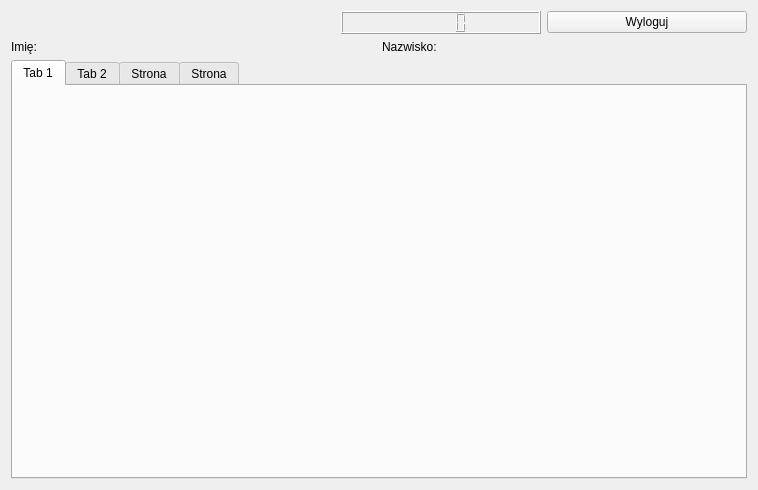
Before: the Qt Designer form qtdatabase/prowadzacyokno.ui in pmazurek300/QtDatabase, drawn with Qt 5.
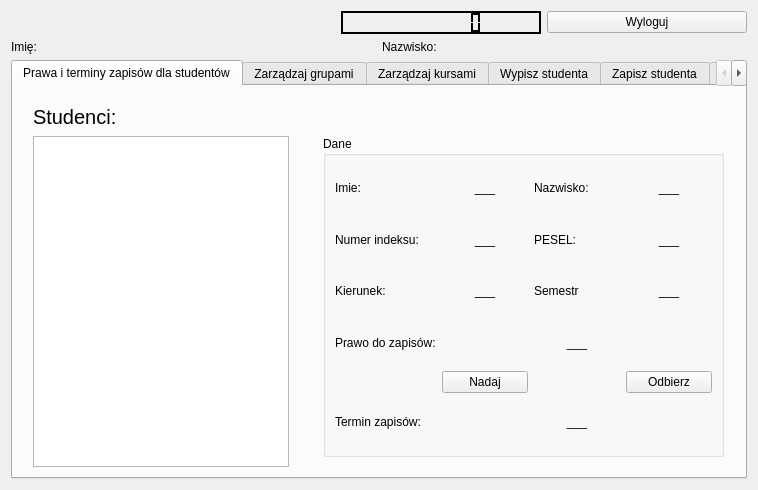
After: the same form once the commit is applied. The open tabs and pages were chosen to show the change.

```diff
--- a/qtdatabase/prowadzacyokno.ui
+++ b/qtdatabase/prowadzacyokno.ui
@@ -13,8 +13,8 @@
   <property name="windowTitle">
    <string>Form</string>
   </property>
-  <layout class="QGridLayout" name="gridLayout">
-   <item row="0" column="1">
+  <layout class="QVBoxLayout" name="verticalLayout">
+   <item>
     <layout class="QHBoxLayout" name="horizontalLayout_2">
      <item>
       <spacer name="horizontalSpacer">
@@ -43,6 +43,451 @@
          <height>16777215</height>
         </size>
        </property>
+       <property name="palette">
+        <palette>
+         <active>
+          <colorrole role="WindowText">
+           <brush brushstyle="SolidPattern">
+            <color alpha="255">
+             <red>255</red>
+             <green>255</green>
+             <blue>255</blue>
+            </color>
+           </brush>
+          </colorrole>
+          <colorrole role="Button">
+           <brush brushstyle="SolidPattern">
+            <color alpha="255">
+             <red>0</red>
+             <green>0</green>
+             <blue>0</blue>
+            </color>
+           </brush>
+          </colorrole>
+          <colorrole role="Light">
+           <brush brushstyle="SolidPattern">
+            <color alpha="255">
+             <red>0</red>
+             <green>0</green>
+             <blue>0</blue>
+            </color>
+           </brush>
+          </colorrole>
+          <colorrole role="Midlight">
+           <brush brushstyle="SolidPattern">
+            <color alpha="255">
+             <red>0</red>
+             <green>0</green>
+             <blue>0</blue>
+            </color>
+           </brush>
+          </colorrole>
+          <colorrole role="Dark">
+           <brush brushstyle="SolidPattern">
+            <color alpha="255">
+             <red>0</red>
+             <green>0</green>
+             <blue>0</blue>
+            </color>
+           </brush>
+          </colorrole>
+          <colorrole role="Mid">
+           <brush brushstyle="SolidPattern">
+            <color alpha="255">
+             <red>0</red>
+             <green>0</green>
+             <blue>0</blue>
+            </color>
+           </brush>
+          </colorrole>
+          <colorrole role="Text">
+           <brush brushstyle="SolidPattern">
+            <color alpha="255">
+             <red>0</red>
+             <green>0</green>
+             <blue>0</blue>
+            </color>
+           </brush>
+          </colorrole>
+          <colorrole role="BrightText">
+           <brush brushstyle="SolidPattern">
+            <color alpha="255">
+             <red>0</red>
+             <green>0</green>
+             <blue>0</blue>
+            </color>
+           </brush>
+          </colorrole>
+          <colorrole role="ButtonText">
+           <brush brushstyle="SolidPattern">
+            <color alpha="255">
+             <red>0</red>
+             <green>0</green>
+             <blue>0</blue>
+            </color>
+           </brush>
+          </colorrole>
+          <colorrole role="Base">
+           <brush brushstyle="SolidPattern">
+            <color alpha="255">
+             <red>0</red>
+             <green>0</green>
+             <blue>0</blue>
+            </color>
+           </brush>
+          </colorrole>
+          <colorrole role="Window">
+           <brush brushstyle="SolidPattern">
+            <color alpha="255">
+             <red>0</red>
+             <green>0</green>
+             <blue>0</blue>
+            </color>
+           </brush>
+          </colorrole>
+          <colorrole role="Shadow">
+           <brush brushstyle="SolidPattern">
+            <color alpha="255">
+             <red>0</red>
+             <green>0</green>
+             <blue>0</blue>
+            </color>
+           </brush>
+          </colorrole>
+          <colorrole role="AlternateBase">
+           <brush brushstyle="SolidPattern">
+            <color alpha="255">
+             <red>0</red>
+             <green>0</green>
+             <blue>0</blue>
+            </color>
+           </brush>
+          </colorrole>
+          <colorrole role="ToolTipBase">
+           <brush brushstyle="SolidPattern">
+            <color alpha="255">
+             <red>0</red>
+             <green>0</green>
+             <blue>0</blue>
+            </color>
+           </brush>
+          </colorrole>
+          <colorrole role="ToolTipText">
+           <brush brushstyle="SolidPattern">
+            <color alpha="255">
+             <red>0</red>
+             <green>0</green>
+             <blue>0</blue>
+            </color>
+           </brush>
+          </colorrole>
+          <colorrole role="PlaceholderText">
+           <brush brushstyle="SolidPattern">
+            <color alpha="128">
+             <red>0</red>
+             <green>0</green>
+             <blue>0</blue>
+            </color>
+           </brush>
+          </colorrole>
+         </active>
+         <inactive>
+          <colorrole role="WindowText">
+           <brush brushstyle="SolidPattern">
+            <color alpha="255">
+             <red>255</red>
+             <green>255</green>
+             <blue>255</blue>
+            </color>
+           </brush>
+          </colorrole>
+          <colorrole role="Button">
+           <brush brushstyle="SolidPattern">
+            <color alpha="255">
+             <red>0</red>
+             <green>0</green>
+             <blue>0</blue>
+            </color>
+           </brush>
+          </colorrole>
+          <colorrole role="Light">
+           <brush brushstyle="SolidPattern">
+            <color alpha="255">
+             <red>0</red>
+             <green>0</green>
+             <blue>0</blue>
+            </color>
+           </brush>
+          </colorrole>
+          <colorrole role="Midlight">
+           <brush brushstyle="SolidPattern">
+            <color alpha="255">
+             <red>0</red>
+             <green>0</green>
+             <blue>0</blue>
+            </color>
+           </brush>
+          </colorrole>
+          <colorrole role="Dark">
+           <brush brushstyle="SolidPattern">
+            <color alpha="255">
+             <red>0</red>
+             <green>0</green>
+             <blue>0</blue>
+            </color>
+           </brush>
+          </colorrole>
+          <colorrole role="Mid">
+           <brush brushstyle="SolidPattern">
+            <color alpha="255">
+             <red>0</red>
+             <green>0</green>
+             <blue>0</blue>
+            </color>
+           </brush>
+          </colorrole>
+          <colorrole role="Text">
+           <brush brushstyle="SolidPattern">
+            <color alpha="255">
+             <red>0</red>
+             <green>0</green>
+             <blue>0</blue>
+            </color>
+           </brush>
+          </colorrole>
+          <colorrole role="BrightText">
+           <brush brushstyle="SolidPattern">
+            <color alpha="255">
+             <red>0</red>
+             <green>0</green>
+             <blue>0</blue>
+            </color>
+           </brush>
+          </colorrole>
+          <colorrole role="ButtonText">
+           <brush brushstyle="SolidPattern">
+            <color alpha="255">
+             <red>0</red>
+             <green>0</green>
+             <blue>0</blue>
+            </color>
+           </brush>
+          </colorrole>
+          <colorrole role="Base">
+           <brush brushstyle="SolidPattern">
+            <color alpha="255">
+             <red>0</red>
+             <green>0</green>
+             <blue>0</blue>
+            </color>
+           </brush>
+          </colorrole>
+          <colorrole role="Window">
+           <brush brushstyle="SolidPattern">
+            <color alpha="255">
+             <red>0</red>
+             <green>0</green>
+             <blue>0</blue>
+            </color>
+           </brush>
+          </colorrole>
+          <colorrole role="Shadow">
+           <brush brushstyle="SolidPattern">
+            <color alpha="255">
+             <red>0</red>
+             <green>0</green>
+             <blue>0</blue>
+            </color>
+           </brush>
+          </colorrole>
+          <colorrole role="AlternateBase">
+           <brush brushstyle="SolidPattern">
+            <color alpha="255">
+             <red>0</red>
+             <green>0</green>
+             <blue>0</blue>
+            </color>
+           </brush>
+          </colorrole>
+          <colorrole role="ToolTipBase">
+           <brush brushstyle="SolidPattern">
+            <color alpha="255">
+             <red>0</red>
+             <green>0</green>
+             <blue>0</blue>
+            </color>
+           </brush>
+          </colorrole>
+          <colorrole role="ToolTipText">
+           <brush brushstyle="SolidPattern">
+            <color alpha="255">
+             <red>0</red>
+             <green>0</green>
+             <blue>0</blue>
+            </color>
+           </brush>
+          </colorrole>
+          <colorrole role="PlaceholderText">
+           <brush brushstyle="SolidPattern">
+            <color alpha="128">
+             <red>0</red>
+             <green>0</green>
+             <blue>0</blue>
+            </color>
+           </brush>
+          </colorrole>
+         </inactive>
+         <disabled>
+          <colorrole role="WindowText">
+           <brush brushstyle="SolidPattern">
+            <color alpha="255">
+             <red>0</red>
+             <green>0</green>
+             <blue>0</blue>
+            </color>
+           </brush>
+          </colorrole>
+          <colorrole role="Button">
+           <brush brushstyle="SolidPattern">
+            <color alpha="255">
+             <red>0</red>
+             <green>0</green>
+             <blue>0</blue>
+            </color>
+           </brush>
+          </colorrole>
+          <colorrole role="Light">
+           <brush brushstyle="SolidPattern">
+            <color alpha="255">
+             <red>0</red>
+             <green>0</green>
+             <blue>0</blue>
+            </color>
+           </brush>
+          </colorrole>
+          <colorrole role="Midlight">
+           <brush brushstyle="SolidPattern">
+            <color alpha="255">
+             <red>0</red>
+             <green>0</green>
+             <blue>0</blue>
+            </color>
+           </brush>
+          </colorrole>
+          <colorrole role="Dark">
+           <brush brushstyle="SolidPattern">
+            <color alpha="255">
+             <red>0</red>
+             <green>0</green>
+             <blue>0</blue>
+            </color>
+           </brush>
+          </colorrole>
+          <colorrole role="Mid">
+           <brush brushstyle="SolidPattern">
+            <color alpha="255">
+             <red>0</red>
+             <green>0</green>
+             <blue>0</blue>
+            </color>
+           </brush>
+          </colorrole>
+          <colorrole role="Text">
+           <brush brushstyle="SolidPattern">
+            <color alpha="255">
+             <red>0</red>
+             <green>0</green>
+             <blue>0</blue>
+            </color>
+           </brush>
+          </colorrole>
+          <colorrole role="BrightText">
+           <brush brushstyle="SolidPattern">
+            <color alpha="255">
+             <red>0</red>
+             <green>0</green>
+             <blue>0</blue>
+            </color>
+           </brush>
+          </colorrole>
+          <colorrole role="ButtonText">
+           <brush brushstyle="SolidPattern">
+            <color alpha="255">
+             <red>0</red>
+             <green>0</green>
+             <blue>0</blue>
+            </color>
+           </brush>
+          </colorrole>
+          <colorrole role="Base">
+           <brush brushstyle="SolidPattern">
+            <color alpha="255">
+             <red>0</red>
+             <green>0</green>
+             <blue>0</blue>
+            </color>
+           </brush>
+          </colorrole>
+          <colorrole role="Window">
+           <brush brushstyle="SolidPattern">
+            <color alpha="255">
+             <red>0</red>
+             <green>0</green>
+             <blue>0</blue>
+            </color>
+           </brush>
+          </colorrole>
+          <colorrole role="Shadow">
+           <brush brushstyle="SolidPattern">
+            <color alpha="255">
+             <red>0</red>
+             <green>0</green>
+             <blue>0</blue>
+            </color>
+           </brush>
+          </colorrole>
+          <colorrole role="AlternateBase">
+           <brush brushstyle="SolidPattern">
+            <color alpha="255">
+             <red>0</red>
+             <green>0</green>
+             <blue>0</blue>
+            </color>
+           </brush>
+          </colorrole>
+          <colorrole role="ToolTipBase">
+           <brush brushstyle="SolidPattern">
+            <color alpha="255">
+             <red>0</red>
+             <green>0</green>
+             <blue>0</blue>
+            </color>
+           </brush>
+          </colorrole>
+          <colorrole role="ToolTipText">
+           <brush brushstyle="SolidPattern">
+            <color alpha="255">
+             <red>0</red>
+             <green>0</green>
+             <blue>0</blue>
+            </color>
+           </brush>
+          </colorrole>
+          <colorrole role="PlaceholderText">
+           <brush brushstyle="SolidPattern">
+            <color alpha="128">
+             <red>255</red>
+             <green>255</green>
+             <blue>255</blue>
+            </color>
+           </brush>
+          </colorrole>
+         </disabled>
+        </palette>
+       </property>
+       <property name="digitCount">
+        <number>8</number>
+       </property>
       </widget>
      </item>
      <item>
@@ -69,38 +514,7 @@
      </item>
     </layout>
    </item>
-   <item row="2" column="1">
-    <layout class="QHBoxLayout" name="horizontalLayout">
-     <item>
-      <widget class="QTabWidget" name="tabWidget">
-       <property name="currentIndex">
-        <number>1</number>
-       </property>
-       <widget class="QWidget" name="prawaTerminy">
-        <attribute name="title">
-         <string>Tab 1</string>
-        </attribute>
-       </widget>
-       <widget class="QWidget" name="grupy">
-        <attribute name="title">
-         <string>Tab 2</string>
-        </attribute>
-       </widget>
-       <widget class="QWidget" name="kursy">
-        <attribute name="title">
-         <string>Strona</string>
-        </attribute>
-       </widget>
-       <widget class="QWidget" name="studenci">
-        <attribute name="title">
-         <string>Strona</string>
-        </attribute>
-       </widget>
-      </widget>
-     </item>
-    </layout>
-   </item>
-   <item row="1" column="1">
+   <item>
     <layout class="QHBoxLayout" name="horizontalLayout_7">
      <item>
       <widget class="QLabel" name="imieLabel">
@@ -118,6 +532,255 @@
      </item>
     </layout>
    </item>
+   <item>
+    <layout class="QHBoxLayout" name="horizontalLayout">
+     <item>
+      <widget class="QTabWidget" name="tabWidget">
+       <property name="currentIndex">
+        <number>0</number>
+       </property>
+       <widget class="QWidget" name="prawaTerminy">
+        <attribute name="title">
+         <string>Prawa i terminy zapisów dla studentów</string>
+        </attribute>
+        <widget class="QListWidget" name="listastudentow">
+         <property name="geometry">
+          <rect>
+           <x>20</x>
+           <y>50</y>
+           <width>256</width>
+           <height>331</height>
+          </rect>
+         </property>
+         <property name="whatsThis">
+          <string/>
+         </property>
+        </widget>
+        <widget class="QLabel" name="label">
+         <property name="geometry">
+          <rect>
+           <x>20</x>
+           <y>20</y>
+           <width>101</width>
+           <height>21</height>
+          </rect>
+         </property>
+         <property name="font">
+          <font>
+           <pointsize>15</pointsize>
+          </font>
+         </property>
+         <property name="text">
+          <string>Studenci:</string>
+         </property>
+         <property name="scaledContents">
+          <bool>false</bool>
+         </property>
+        </widget>
+        <widget class="QGroupBox" name="groupBox">
+         <property name="geometry">
+          <rect>
+           <x>310</x>
+           <y>50</y>
+           <width>401</width>
+           <height>321</height>
+          </rect>
+         </property>
+         <property name="title">
+          <string>Dane</string>
+         </property>
+         <layout class="QGridLayout" name="gridLayout_2">
+          <item row="3" column="3">
+           <widget class="QLabel" name="semestrL">
+            <property name="text">
+             <string>___</string>
+            </property>
+            <property name="alignment">
+             <set>Qt::AlignCenter</set>
+            </property>
+           </widget>
+          </item>
+          <item row="2" column="0">
+           <widget class="QLabel" name="label_4">
+            <property name="text">
+             <string>Numer indeksu:</string>
+            </property>
+           </widget>
+          </item>
+          <item row="3" column="2">
+           <widget class="QLabel" name="label_7">
+            <property name="text">
+             <string>Semestr</string>
+            </property>
+           </widget>
+          </item>
+          <item row="3" column="1">
+           <widget class="QLabel" name="kierunekL">
+            <property name="text">
+             <string>___</string>
+            </property>
+            <property name="alignment">
+             <set>Qt::AlignCenter</set>
+            </property>
+           </widget>
+          </item>
+          <item row="6" column="0">
+           <widget class="QLabel" name="label_10">
+            <property name="text">
+             <string>Termin zapisów:</string>
+            </property>
+           </widget>
+          </item>
+          <item row="2" column="3">
+           <widget class="QLabel" name="peselL">
+            <property name="text">
+             <string>___</string>
+            </property>
+            <property name="alignment">
+             <set>Qt::AlignCenter</set>
+            </property>
+           </widget>
+          </item>
+          <item row="0" column="1">
+           <widget class="QLabel" name="imieL">
+            <property name="text">
+             <string>___</string>
+            </property>
+            <property name="alignment">
+             <set>Qt::AlignCenter</set>
+            </property>
+           </widget>
+          </item>
+          <item row="3" column="0">
+           <widget class="QLabel" name="label_6">
+            <property name="text">
+             <string>Kierunek:</string>
+            </property>
+           </widget>
+          </item>
+          <item row="0" column="2">
+           <widget class="QLabel" name="label_3">
+            <property name="text">
+             <string>Nazwisko:</string>
+            </property>
+           </widget>
+          </item>
+          <item row="0" column="0">
+           <widget class="QLabel" name="label_2">
+            <property name="text">
+             <string>Imie:</string>
+            </property>
+           </widget>
+          </item>
+          <item row="4" column="0">
+           <widget class="QLabel" name="label_8">
+            <property name="text">
+             <string>Prawo do zapisów:</string>
+            </property>
+           </widget>
+          </item>
+          <item row="0" column="3">
+           <widget class="QLabel" name="nazwiskoL">
+            <property name="text">
+             <string>___</string>
+            </property>
+            <property name="alignment">
+             <set>Qt::AlignCenter</set>
+            </property>
+           </widget>
+          </item>
+          <item row="2" column="2">
+           <widget class="QLabel" name="label_5">
+            <property name="maximumSize">
+             <size>
+              <width>16777215</width>
+              <height>16777215</height>
+             </size>
+            </property>
+            <property name="text">
+             <string>PESEL:</string>
+            </property>
+           </widget>
+          </item>
+          <item row="2" column="1">
+           <widget class="QLabel" name="indeksL">
+            <property name="text">
+             <string>___</string>
+            </property>
+            <property name="alignment">
+             <set>Qt::AlignCenter</set>
+            </property>
+           </widget>
+          </item>
+          <item row="4" column="1" colspan="3">
+           <widget class="QLabel" name="prawoL">
+            <property name="layoutDirection">
+             <enum>Qt::LeftToRight</enum>
+            </property>
+            <property name="text">
+             <string>___</string>
+            </property>
+            <property name="alignment">
+             <set>Qt::AlignCenter</set>
+            </property>
+           </widget>
+          </item>
+          <item row="6" column="1" colspan="3">
+           <widget class="QLabel" name="terminL">
+            <property name="text">
+             <string>___</string>
+            </property>
+            <property name="alignment">
+             <set>Qt::AlignCenter</set>
+            </property>
+           </widget>
+          </item>
+          <item row="5" column="3">
+           <widget class="QPushButton" name="pushButton_2">
+            <property name="text">
+             <string>Odbierz</string>
+            </property>
+           </widget>
+          </item>
+          <item row="5" column="1">
+           <widget class="QPushButton" name="pushButton">
+            <property name="text">
+             <string>Nadaj</string>
+            </property>
+           </widget>
+          </item>
+         </layout>
+        </widget>
+       </widget>
+       <widget class="QWidget" name="zarzadGrupa">
+        <attribute name="title">
+         <string>Zarządzaj grupami</string>
+        </attribute>
+       </widget>
+       <widget class="QWidget" name="zarzadKurs">
+        <attribute name="title">
+         <string>Zarządzaj kursami</string>
+        </attribute>
+       </widget>
+       <widget class="QWidget" name="studentout">
+        <attribute name="title">
+         <string>Wypisz studenta</string>
+        </attribute>
+       </widget>
+       <widget class="QWidget" name="studentin">
+        <attribute name="title">
+         <string>Zapisz studenta</string>
+        </attribute>
+       </widget>
+       <widget class="QWidget" name="grupy">
+        <attribute name="title">
+         <string>Grupy</string>
+        </attribute>
+       </widget>
+      </widget>
+     </item>
+    </layout>
+   </item>
   </layout>
  </widget>
  <resources/>
```
